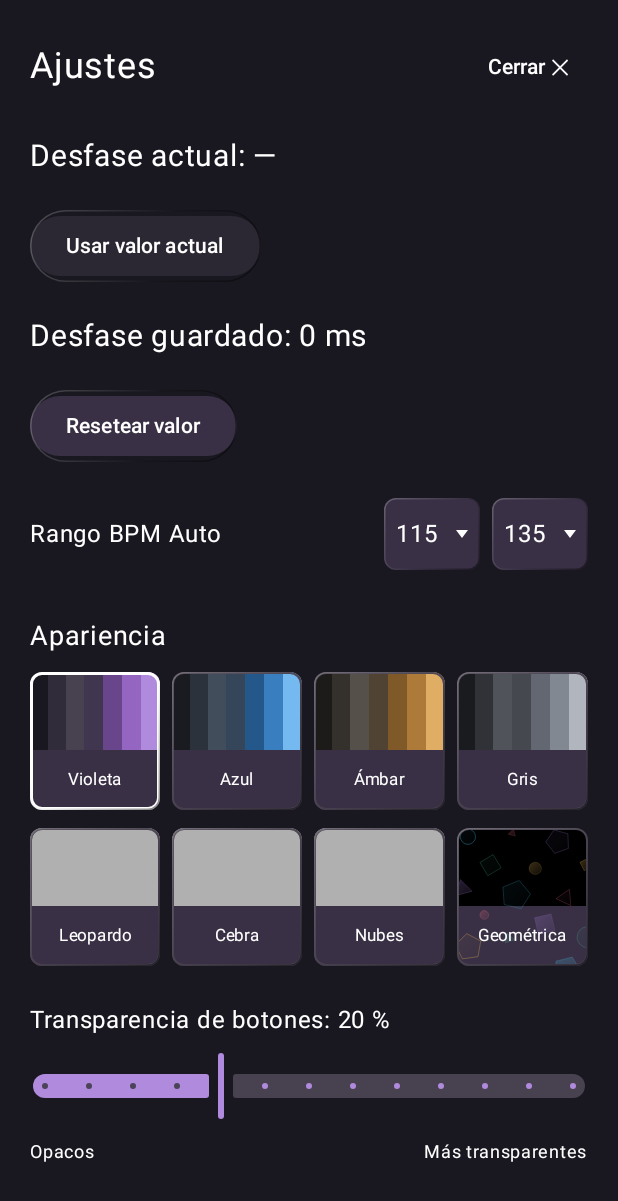
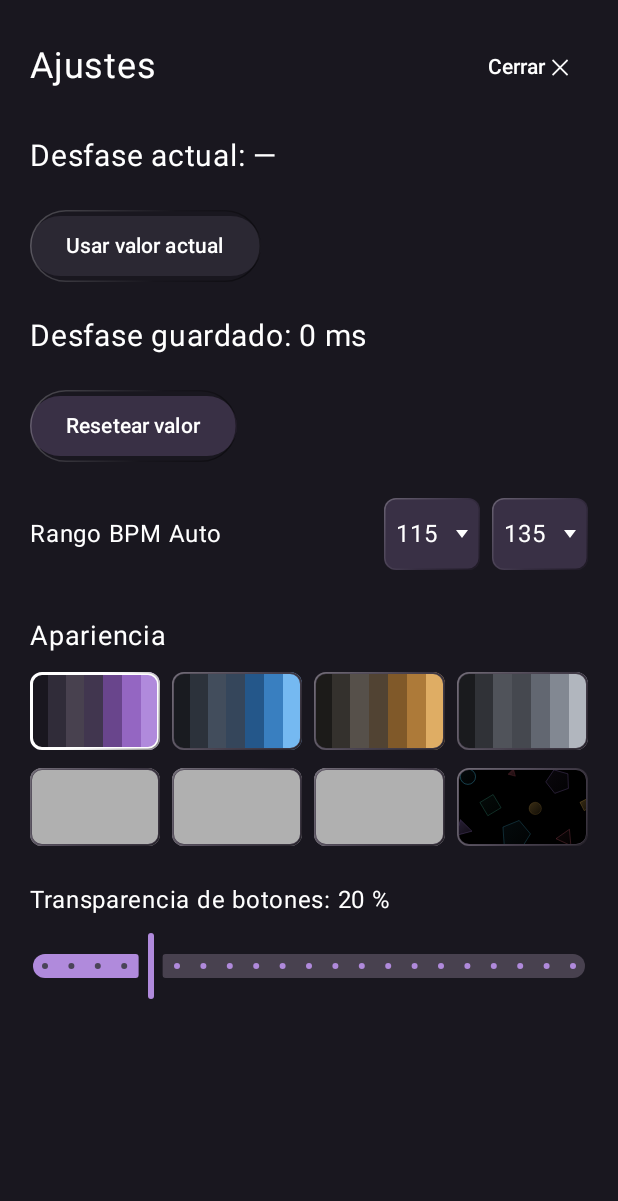
Before and after one commit to hunnai/hnn, an Android app built with Jetpack Compose: the screen it shows after launch (MainActivity), after a tap on "Ajustes", on a phone screen of 412 x 824 dp. Shown: the top 1201 px of the screen. Run offline under Robolectric (Android 15) with nearby library versions, the phone set to English and light mode, and no system bars; 1 statement that could not run was skipped; 1 other tap on this screen came first.

Commit message:
Remove appearance captions and allow full button transparency

```diff
--- a/app/src/main/java/com/example/soinubiderxl/Appearance.kt
+++ b/app/src/main/java/com/example/soinubiderxl/Appearance.kt
@@ -63,11 +63,11 @@ val LocalSoinuPalette = staticCompositionLocalOf { Appearance.VIOLET.palette }
 
 val LocalButtonOpacity = staticCompositionLocalOf { .80f }
 
-// Mantiene blancos los textos y visibles los estados de grabación/reproducción.
+// La transparencia afecta al relleno; conserva textos y LED opacos.
 @Composable
-fun Color.buttonFill(emphasized: Boolean = false): Color {
+fun Color.buttonFill(): Color {
     val opacity = LocalButtonOpacity.current
-    return copy(alpha = if (emphasized) maxOf(.85f, opacity) else opacity)
+    return copy(alpha = opacity.coerceIn(0f, 1f))
 }
 
 // Colores profundos que mantienen el contraste del texto blanco.
--- a/app/src/main/java/com/example/soinubiderxl/MainActivity.kt
+++ b/app/src/main/java/com/example/soinubiderxl/MainActivity.kt
@@ -226,7 +226,7 @@ private fun TempoPanel(state: SoinuState, controller: SoinuController, height: D
         Row(Modifier.fillMaxSize().padding(start = 10.dp, end = 10.dp, top = 28.dp, bottom = 10.dp),
             verticalAlignment = Alignment.CenterVertically, horizontalArrangement = Arrangement.spacedBy(8.dp)) {
             val selected = state.mode == TempoMode.AUTOMATIC
-            Surface(color = (if (selected) palette.buttonColor(0, palette.lit) else palette.buttonColor(0)).buttonFill(selected),
+            Surface(color = (if (selected) palette.buttonColor(0, palette.lit) else palette.buttonColor(0)).buttonFill(),
                 contentColor = palette.foreground,
                 border = if (selected) BorderStroke(1.dp, palette.foreground.copy(alpha = .65f)) else null,
                 shape = RoundedCornerShape(8.dp), modifier = Modifier.width(74.dp * scale).fillMaxHeight().buttonDepth(8.dp)
@@ -244,7 +244,7 @@ private fun TempoPanel(state: SoinuState, controller: SoinuController, height: D
 @Composable
 private fun TapButton(selected: Boolean, controller: SoinuController, modifier: Modifier, textScale: Float) {
     val palette = LocalSoinuPalette.current
-    Surface(color = (if (selected) palette.buttonColor(1, palette.lit) else palette.buttonColor(1)).buttonFill(selected),
+    Surface(color = (if (selected) palette.buttonColor(1, palette.lit) else palette.buttonColor(1)).buttonFill(),
         contentColor = palette.foreground,
         border = if (selected) BorderStroke(1.dp, palette.foreground.copy(alpha = .65f)) else null,
         shape = RoundedCornerShape(8.dp), modifier = modifier.buttonDepth(8.dp)
@@ -279,7 +279,7 @@ private fun BankPad(index: Int, controller: SoinuController, modifier: Modifier,
         4 -> palette.paused
         else -> palette.buttonColor(index, palette.empty)
     }
-    Surface(color = (if (pressed) palette.lit else color).buttonFill(pressed || bank.state in 1..3),
+    Surface(color = (if (pressed) palette.lit else color).buttonFill(),
         contentColor = palette.foreground,
         shape = RoundedCornerShape(8.dp), modifier = modifier.buttonDepth(8.dp, pressed)
             .semantics {
@@ -332,7 +332,7 @@ private fun ActionButton(label: String, kind: String, controller: SoinuControlle
     val baseColor = palette.buttonColor(when (kind) {
         "erase" -> 2; "reset" -> 4; "back" -> 0; else -> 1
     })
-    Surface(color = (if (pressed) palette.lit else baseColor).buttonFill(pressed),
+    Surface(color = (if (pressed) palette.lit else baseColor).buttonFill(),
         contentColor = palette.foreground,
         shape = RoundedCornerShape(10.dp), modifier = modifier.buttonDepth(10.dp, pressed)
             .semantics {
@@ -439,18 +439,14 @@ private fun SettingsScreen(
                 value = state.buttonTransparency,
                 onValueChange = transparencyChanged,
                 onValueChangeFinished = transparencySaved,
-                valueRange = 0f.. .60f,
-                steps = 11,
+                valueRange = 0f..1f,
+                steps = 19,
                 modifier = Modifier.fillMaxWidth().semantics {
                     contentDescription = "Transparencia de botones"
                 },
                 colors = SliderDefaults.colors(thumbColor = palette.lit,
                     activeTrackColor = palette.lit, inactiveTrackColor = palette.paused)
             )
-            Row(Modifier.fillMaxWidth(), horizontalArrangement = Arrangement.SpaceBetween) {
-                Text("Opacos", color = palette.foreground, fontSize = 12.sp)
-                Text("Más transparentes", color = palette.foreground, fontSize = 12.sp)
-            }
         }
     }
 }
@@ -503,6 +499,7 @@ private fun AppearanceSelector(selected: Appearance, changed: (Appearance) -> Un
                             border = BorderStroke(if (active) 2.dp else 1.dp,
                                 if (active) palette.foreground else palette.paused),
                             modifier = Modifier.weight(1f).buttonDepth(8.dp)
+                                .semantics { contentDescription = appearance.title }
                                 .selectable(selected = active, role = Role.RadioButton,
                                     onClick = { changed(appearance) })
                         ) {
@@ -516,8 +513,6 @@ private fun AppearanceSelector(selected: Appearance, changed: (Appearance) -> Un
                                 } else {
                                     Box(Modifier.fillMaxWidth().height(52.dp).soinuBackground(appearance.palette))
                                 }
-                                Text(appearance.title, Modifier.padding(vertical = 8.dp),
-                                    color = palette.foreground, fontSize = 11.sp, maxLines = 1)
                             }
                         }
                     }
--- a/app/src/main/java/com/example/soinubiderxl/SoinuController.kt
+++ b/app/src/main/java/com/example/soinubiderxl/SoinuController.kt
@@ -56,11 +56,11 @@ class SoinuController(application: Application) : AndroidViewModel(application)
 
     private fun readButtonTransparency(): Float = runCatching {
         preferences.getFloat("buttonTransparency", .20f)
-            .takeIf { it.isFinite() }?.coerceIn(0f, .60f) ?: .20f
+            .takeIf { it.isFinite() }?.coerceIn(0f, 1f) ?: .20f
     }.getOrDefault(.20f)
 
     fun setButtonTransparency(value: Float) {
-        if (value.isFinite()) state = state.copy(buttonTransparency = value.coerceIn(0f, .60f))
+        if (value.isFinite()) state = state.copy(buttonTransparency = value.coerceIn(0f, 1f))
     }
 
     fun saveButtonTransparency() {
```
Also changed, not shown: 1 other file.
